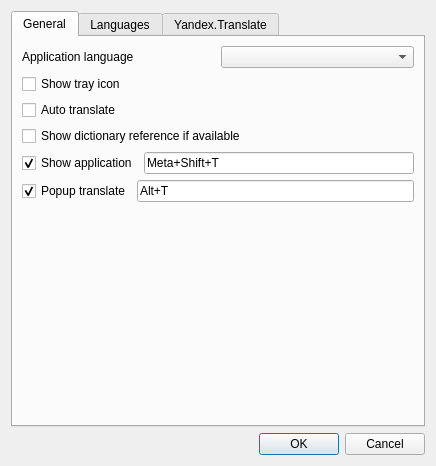
georgyfarniev/litetran-qt, file src/settings.ui: the form before one commit.
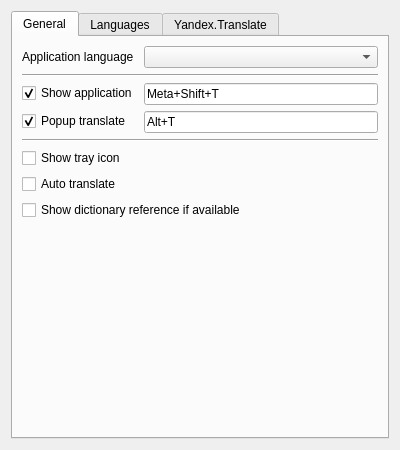
The form after the commit. The open tabs and pages were chosen to show the change.

```diff
--- a/src/settings.ui
+++ b/src/settings.ui
@@ -6,10 +6,22 @@
    <rect>
     <x>0</x>
     <y>0</y>
-    <width>436</width>
-    <height>466</height>
+    <width>400</width>
+    <height>450</height>
    </rect>
   </property>
+  <property name="minimumSize">
+   <size>
+    <width>0</width>
+    <height>0</height>
+   </size>
+  </property>
+  <property name="maximumSize">
+   <size>
+    <width>16777215</width>
+    <height>16777215</height>
+   </size>
+  </property>
   <property name="windowTitle">
    <string>Settings</string>
   </property>
@@ -23,45 +35,28 @@
       <attribute name="title">
        <string>General</string>
       </attribute>
-      <layout class="QVBoxLayout" name="verticalLayout_2">
-       <item>
-        <layout class="QHBoxLayout" name="horizontalLayout_3">
-         <item>
+      <layout class="QFormLayout" name="formLayout">
+       <property name="labelAlignment">
+        <set>Qt::AlignLeading|Qt::AlignLeft|Qt::AlignVCenter</set>
+       </property>
+       <item row="0" column="0">
           <widget class="QLabel" name="label">
            <property name="text">
             <string>Application language</string>
            </property>
           </widget>
          </item>
-         <item>
+       <item row="0" column="1">
           <widget class="QComboBox" name="LanguageCombobox"/>
          </item>
-        </layout>
-       </item>
-       <item>
-        <widget class="QCheckBox" name="ShowTrayIconCheckbox">
-         <property name="text">
-          <string>Show tray icon</string>
+       <item row="1" column="0" colspan="2">
+        <widget class="Line" name="line_3">
+         <property name="orientation">
+          <enum>Qt::Horizontal</enum>
          </property>
         </widget>
        </item>
-       <item>
-        <widget class="QCheckBox" name="AutoTranslateCheckbox">
-         <property name="text">
-          <string>Auto translate</string>
-         </property>
-        </widget>
-       </item>
-       <item>
-        <widget class="QCheckBox" name="DictionaryCheckbox">
-         <property name="text">
-          <string>Show dictionary reference if available</string>
-         </property>
-        </widget>
-       </item>
-       <item>
-        <layout class="QHBoxLayout" name="horizontalLayout">
-         <item>
+       <item row="2" column="0">
           <widget class="QCheckBox" name="ShowHotkeyCheckbox">
            <property name="text">
             <string>Show application</string>
@@ -71,7 +66,7 @@
            </property>
           </widget>
          </item>
-         <item>
+       <item row="2" column="1">
           <widget class="QKeySequenceEdit" name="ShowKeySequence">
            <property name="sizePolicy">
             <sizepolicy hsizetype="Expanding" vsizetype="Preferred">
@@ -84,11 +79,7 @@
            </property>
           </widget>
          </item>
-        </layout>
-       </item>
-       <item>
-        <layout class="QHBoxLayout" name="horizontalLayout_2">
-         <item>
+       <item row="3" column="0">
           <widget class="QCheckBox" name="PopupHotkeyCheckbox">
            <property name="text">
             <string>Popup translate</string>
@@ -98,7 +89,7 @@
            </property>
           </widget>
          </item>
-         <item>
+       <item row="3" column="1">
           <widget class="QKeySequenceEdit" name="PopupKeySequence">
            <property name="sizePolicy">
             <sizepolicy hsizetype="Expanding" vsizetype="Preferred">
@@ -111,20 +102,33 @@
            </property>
           </widget>
          </item>
-        </layout>
-       </item>
-       <item>
-        <spacer name="verticalSpacer">
+       <item row="4" column="0" colspan="2">
+        <widget class="Line" name="line_2">
          <property name="orientation">
-          <enum>Qt::Vertical</enum>
+          <enum>Qt::Horizontal</enum>
          </property>
-         <property name="sizeHint" stdset="0">
-          <size>
-           <width>20</width>
-           <height>173</height>
-          </size>
+        </widget>
+       </item>
+       <item row="5" column="0">
+        <widget class="QCheckBox" name="ShowTrayIconCheckbox">
+         <property name="text">
+          <string>Show tray icon</string>
          </property>
-        </spacer>
+        </widget>
+       </item>
+       <item row="6" column="0">
+        <widget class="QCheckBox" name="AutoTranslateCheckbox">
+         <property name="text">
+          <string>Auto translate</string>
+         </property>
+        </widget>
+       </item>
+       <item row="7" column="0" colspan="2">
+        <widget class="QCheckBox" name="DictionaryCheckbox">
+         <property name="text">
+          <string>Show dictionary reference if available</string>
+         </property>
+        </widget>
        </item>
       </layout>
      </widget>
@@ -218,16 +222,6 @@
      </widget>
     </widget>
    </item>
-   <item>
-    <widget class="QDialogButtonBox" name="buttonBox">
-     <property name="orientation">
-      <enum>Qt::Horizontal</enum>
-     </property>
-     <property name="standardButtons">
-      <set>QDialogButtonBox::Cancel|QDialogButtonBox::Ok</set>
-     </property>
-    </widget>
-   </item>
   </layout>
  </widget>
  <resources/>
```
Left out of the diff: 86 changed lines with no effect on the pictures. Lines whose indentation alone changed are shown as unchanged.
